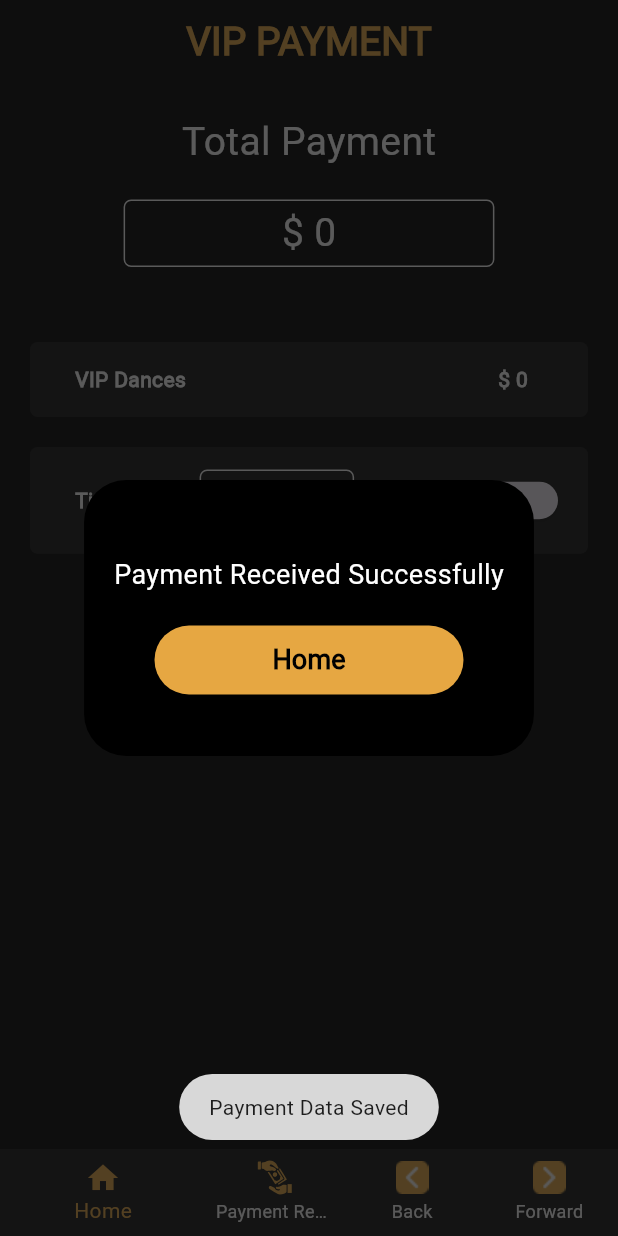
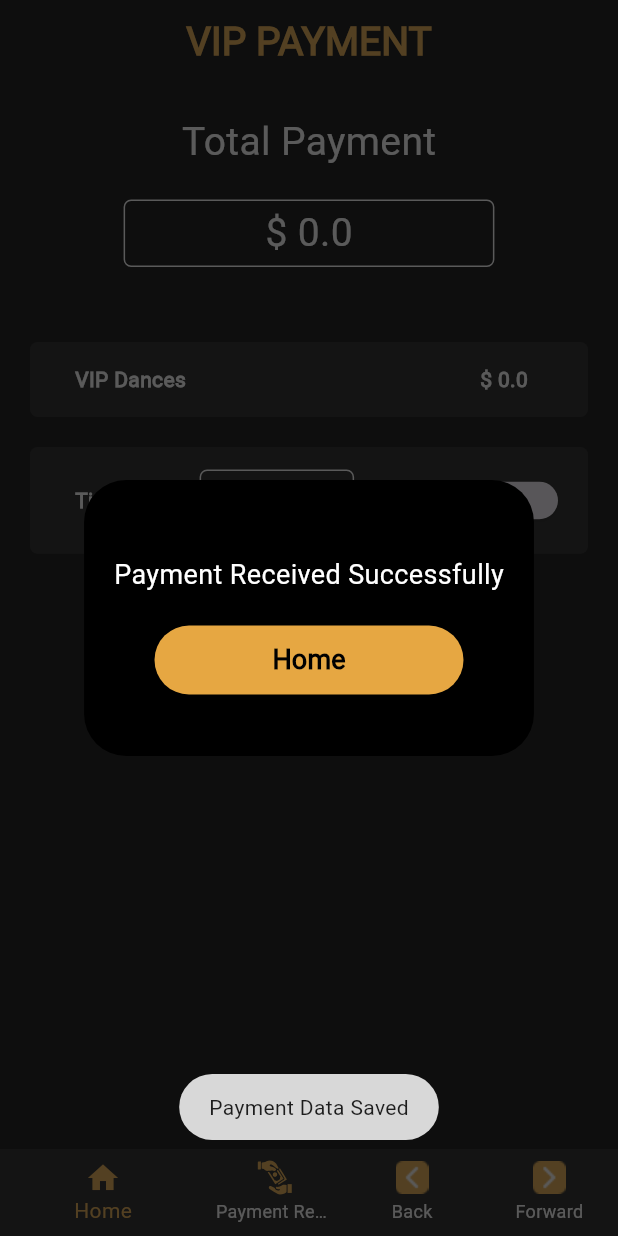
Before and after one commit to yashithasahan/Candela-Mobile, a Flutter app: the HomeScreen screen opened directly, item 2 of the bottom bar chosen, after a tap on "Pay Vip Now", on a phone screen of 412 x 824 dp. Run offline on Flutter 3.47's test engine with Material 3 defaults, Android fonts, the phone set to English and light mode, and no system bars; our stand-ins replace cloud_firestore, firebase_auth, firebase_core, firebase_storage, flutter_form_builder, flutter_svg and 6 more; missing offline and left inert: form_builder_phone_field; accounts and stored records are empty; project files that could hold a hidden picture were left out.

Commit message:
Changed variables

```diff
--- a/lib/src/features/home/controllers/timer_controller.dart
+++ b/lib/src/features/home/controllers/timer_controller.dart
@@ -4,9 +4,8 @@ class TimerController extends GetxController {
   static TimerController get find => Get.find();
 
   RxString time = "00:00:00".obs;
-  RxInt amout = 25.obs;
+  RxDouble amout = 25.0.obs;
   RxInt numberOfSongs = 0.obs;
   RxBool secondryBackgorund = false.obs;
-  RxInt totalAmout = 0.obs;
-
+  RxDouble totalAmout = 0.0.obs;
 }
--- a/lib/src/features/home/models/song_model.dart
+++ b/lib/src/features/home/models/song_model.dart
@@ -3,9 +3,9 @@ class SongModel {
   final String? userId;
   final String? songName;
   final String? songArtist;
-  final String? songPrice;
+  final double? songPrice;
   final String? duration;
-  final String? songdate;
+  final DateTime? songdate;
   final String? totalSongs;
 
   SongModel({
@@ -38,7 +38,7 @@ class SongModel {
       songArtist: json['songArtist'],
       songPrice: json['songPrice'],
       duration: json['duration'],
-      songdate: json['songdate'],
+      songdate: (json['songdate']).toDate(),
       totalSongs: json['totalSongs'],
     );
 
--- a/lib/src/features/home/widgets/song_timer.dart
+++ b/lib/src/features/home/widgets/song_timer.dart
@@ -3,6 +3,7 @@ import 'package:candela_maker/src/constants/constants.dart';
 import 'package:candela_maker/src/features/home/controllers/timer_controller.dart';
 import 'package:candela_maker/src/features/home/models/song_model.dart';
 import 'package:candela_maker/src/widgets/text_input_field.dart';
+import 'package:firebase_auth/firebase_auth.dart';
 import 'package:flutter/foundation.dart';
 import 'package:flutter/material.dart';
 import 'package:flutter_form_builder/flutter_form_builder.dart';
@@ -26,7 +27,6 @@ class _SongTimerState extends State<SongTimer> {
   final timerController = Get.put(TimerController());
   final StopWatchTimer _stopWatchTimer = StopWatchTimer();
   int stopTime = 0;
-  late UserModel user;
   DateTime today = DateTime.now();
 
   onTapStart() {
@@ -46,7 +46,7 @@ class _SongTimerState extends State<SongTimer> {
     addSongDetails();
   }
 
-  onPriceSave(int newPrice) {
+  onPriceSave(double newPrice) {
     timerController.amout.value = newPrice;
   }
 
@@ -86,7 +86,7 @@ class _SongTimerState extends State<SongTimer> {
                   child: PrimaryButton(
                     text: "Save",
                     press: () {
-                      onPriceSave(int.parse(
+                      onPriceSave(double.parse(
                           formKey.currentState!.fields['price']!.value));
                       Navigator.pop(context);
                     },
@@ -117,7 +117,6 @@ class _SongTimerState extends State<SongTimer> {
 
   @override
   Widget build(BuildContext context) {
-    user = Provider.of<UserModel?>(context) ?? UserModel(id: '');
     Size size = MediaQuery.of(context).size;
     return Column(
       mainAxisAlignment: MainAxisAlignment.center,
@@ -196,7 +195,10 @@ class _SongTimerState extends State<SongTimer> {
               Row(
                 mainAxisAlignment: MainAxisAlignment.spaceBetween,
                 children: [
-                  outlineBox(null, size, "\$ ${timerController.amout.value}",
+                  outlineBox(
+                      null,
+                      size,
+                      "\$ ${timerController.amout.value.toInt()}",
                       () => onPriceEdit(context, size)),
                   outlineBox(
                       null, size, "Timer ${timerController.time.value}", null),
@@ -213,8 +215,11 @@ class _SongTimerState extends State<SongTimer> {
                       size,
                       "Total Songs ${timerController.numberOfSongs.value}",
                       null),
-                  outlineBox(null, size,
-                      "Total \$ ${timerController.totalAmout.value}", null),
+                  outlineBox(
+                      null,
+                      size,
+                      "Total \$ ${timerController.totalAmout.value.toInt()}",
+                      null),
                 ],
               ),
             ],
@@ -225,21 +230,21 @@ class _SongTimerState extends State<SongTimer> {
   }
 
   Future<void> addSongDetails() async {
+    final FirebaseAuth auth = FirebaseAuth.instance;
+    User? user = auth.currentUser;
     try {
-      if (user.id != null) {
       final songs = SongModel(
-          userId: user.id,
+        userId: user!.uid,
         songName: 'Lovely',
         songArtist: 'Bille Ellish & Khalid',
-          songPrice: '  ${timerController.amout.value}',
+        songPrice: timerController.amout.value,
         duration: ' ${timerController.time.value}',
-          songdate: '${today.month}-${today.day}-${today.year}',
+        songdate: today,
         totalSongs: ' ${timerController.numberOfSongs.value}',
       );
 
-        await FireStoreService().addSongs(songs);
+      await FireStoreService().addSongs(songs, user);
       Fluttertoast.showToast(msg: "Song Data Saved");
-      }
     } catch (e) {
       if (kDebugMode) {
         print(e);
--- a/lib/src/features/vip_payment/model/payment_model.dart
+++ b/lib/src/features/vip_payment/model/payment_model.dart
@@ -1,10 +1,10 @@
 class PaymentModel {
   final String? id;
   final String? userId;
-  final String? vipPayment;
-  final String? tipPayment;
-  final String? totalPayment;
-  final String? paymentDate;
+  final double? vipPayment;
+  final double? tipPayment;
+  final double? totalPayment;
+  final DateTime? paymentDate;
 
   PaymentModel(
       {this.id,
@@ -30,7 +30,7 @@ class PaymentModel {
       vipPayment: json['vipPayment'],
       tipPayment: json['tipPayment'],
       totalPayment: json['totalPayment'],
-      paymentDate: json['paymentDate'],
+      paymentDate: (json['paymentDate']).toDate(),
     );
   }
 }
--- a/lib/src/features/vip_payment/vip_payment_screen.dart
+++ b/lib/src/features/vip_payment/vip_payment_screen.dart
@@ -24,8 +24,8 @@ class VIPPaymentScreen extends StatefulWidget {
 class _VIPPaymentScreenState extends State<VIPPaymentScreen> {
   final tipController = TextEditingController();
   final timerController = Get.put(TimerController());
-  int totalPayment = 0;
-  int vipDances = 0;
+  double totalPayment = 0;
+  double vipDances = 0;
   late UserModel user;
   DateTime today = DateTime.now();
 
@@ -215,10 +215,10 @@ class _VIPPaymentScreenState extends State<VIPPaymentScreen> {
       if (user.id != null) {
         final payments = PaymentModel(
           userId: user.id,
-          vipPayment: ' \$ ${vipDances.toString()}',
-          tipPayment: ' \$ ${tipController.text}',
-          totalPayment: ' \$ ${totalPayment.toString()}',
-          paymentDate: '${today.month}-${today.day}-${today.year}',
+          vipPayment: vipDances,
+          tipPayment: double.parse(tipController.text),
+          totalPayment: totalPayment,
+          paymentDate: today,
         );
 
         await FireStoreService().addPayments(payments);
```
Also changed, not shown: lib/src/features/authentication/services/firestore_service.dart (+6 -6 lines). Lines whose indentation alone changed are shown as unchanged.
